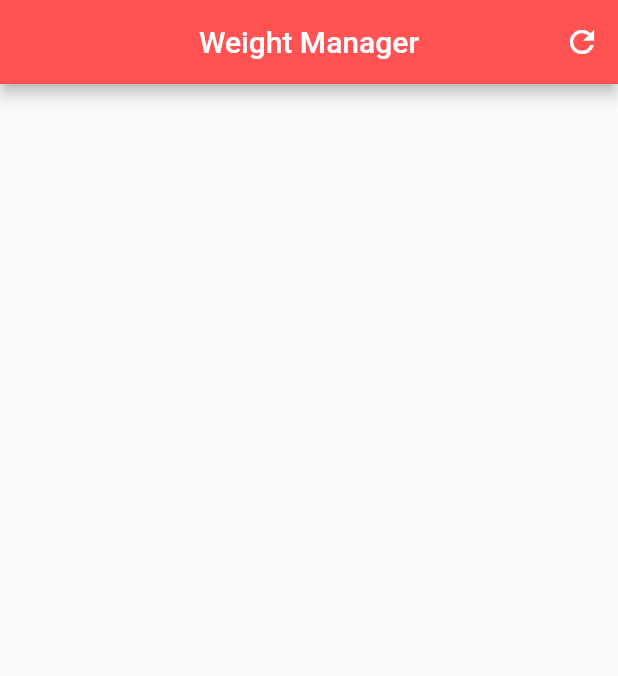
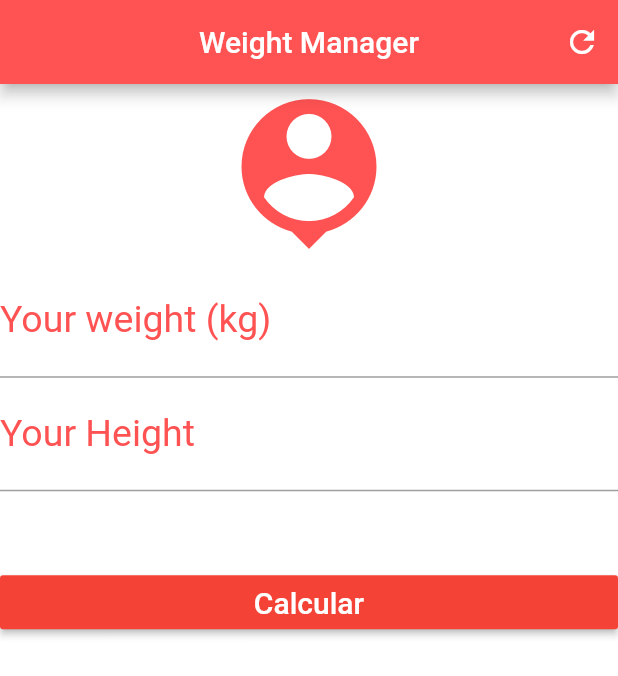
Before and after one commit to BulletSentence/Weight_Flutter, a Flutter app: the screen it shows after launch, on a phone screen of 412 x 824 dp. Shown: the top 676 px of the screen. Run offline on Flutter 3.47's test engine with Material 2 defaults, Android fonts, the phone set to English and light mode, and no system bars.

Commit message:
Textfields and icons

```diff
--- a/lib/main.dart
+++ b/lib/main.dart
@@ -1,3 +1,4 @@
+import 'package:flutter/cupertino.dart';
 import 'package:flutter/material.dart';
 
 void main (){
@@ -27,6 +28,49 @@ class _HomeState extends State<Home> {
             ),
           ],
       ),
+      backgroundColor: Colors.white,
+      body: Column(
+        crossAxisAlignment: CrossAxisAlignment.stretch,
+        children: <Widget>[
+          Icon(Icons.person_pin, size: 120, color: Colors.redAccent),
+          TextField (
+            keyboardType: TextInputType.number,
+            decoration: InputDecoration(
+              labelText: "Your weight (kg)",
+              labelStyle: TextStyle(
+                  color: Colors.redAccent),
+            ),
+            textAlign: TextAlign.center,
+            style: TextStyle(
+              color: Colors.red,
+              fontSize: 25,
+            ),
+          ),
+          TextField (
+            keyboardType: TextInputType.number,
+            decoration: InputDecoration(
+              labelText: "Your Height",
+              labelStyle: TextStyle(
+                  color: Colors.redAccent),
+            ),
+            textAlign: TextAlign.center,
+            style: TextStyle(
+              color: Colors.red,
+              fontSize: 25,
+            ),
+          ),
+          Container(
+            height: 50.0,
+          ),
+          RaisedButton(
+            onPressed: () {},
+            child: Text(
+              "Calcular", style: TextStyle(color: Colors.white, fontSize: 20),
+            ),
+            color: Colors.red,
+          ),
+        ],
+      ),
     );
   }
 }
```
